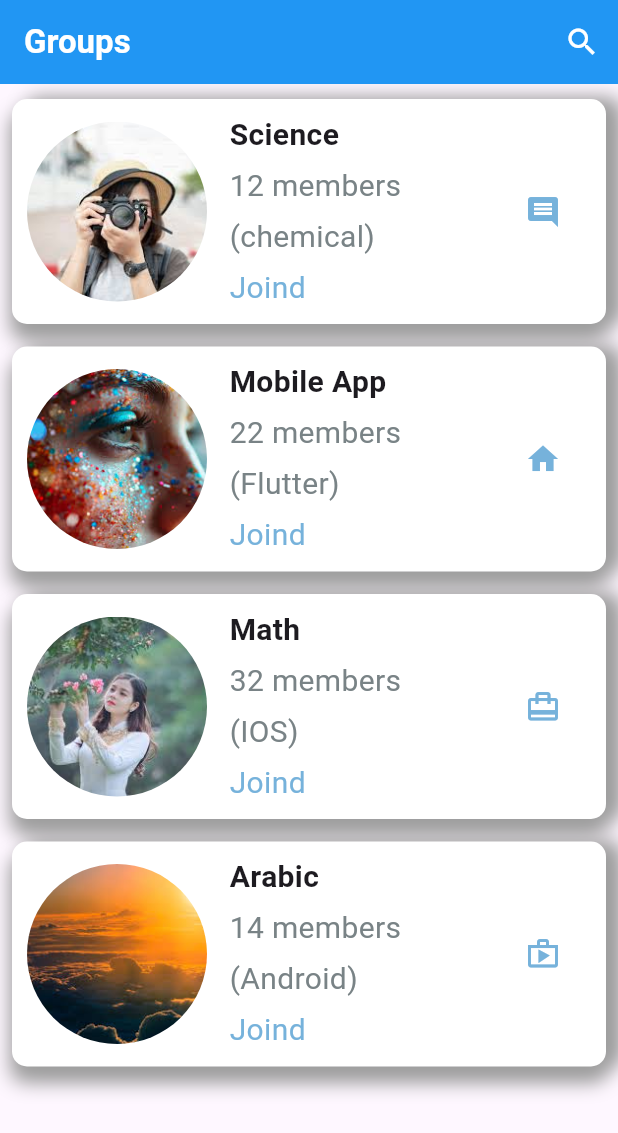
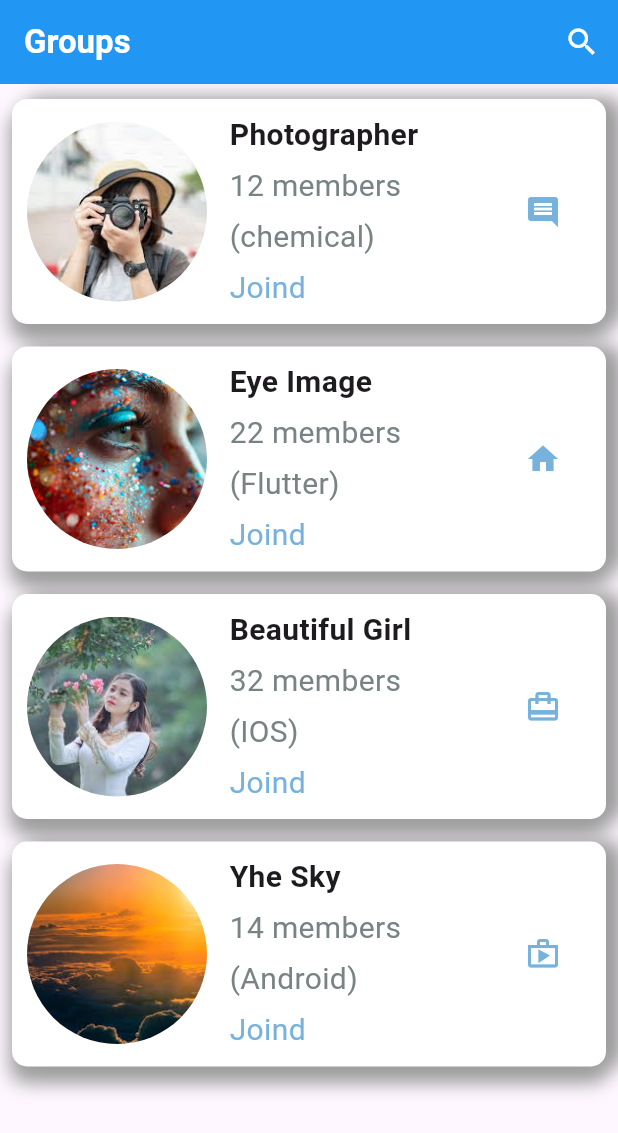
Before and after one commit to MohamedAliShaltoot/Task-1-Flutter, a Flutter app: the screen it shows after launch, on a phone screen of 412 x 824 dp. Shown: the top 1133 px of the screen. Run offline on Flutter 3.47's test engine with Material 3 defaults, Android fonts, the phone set to English and light mode, and no system bars.

Commit message:
changing the description of the image to be suited

```diff
--- a/lib/homeScreen.dart
+++ b/lib/homeScreen.dart
@@ -4,7 +4,7 @@ class HomeScreen extends StatelessWidget {
   HomeScreen({super.key});
   List<Map<String, dynamic>> list = [
     {
-      "name": "Science",
+      "name": "Photographer",
       "count": "12",
       "type": "(chemical)",
       "word": "Joind",
@@ -13,7 +13,7 @@ class HomeScreen extends StatelessWidget {
       "image": "assets/images/p1.jpeg"
     },
     {
-      "name": "Mobile App",
+      "name": "Eye Image",
       "count": "22",
       "type": "(Flutter)",
       "word": "Joind",
@@ -21,7 +21,7 @@ class HomeScreen extends StatelessWidget {
       "image": "assets/images/p2.jpeg"
     },
     {
-      "name": "Math",
+      "name": "Beautiful Girl",
       "count": "32",
       "type": "(IOS)",
       "word": "Joind",
@@ -30,7 +30,7 @@ class HomeScreen extends StatelessWidget {
       "image": "assets/images/p3.jpeg"
     },
     {
-      "name": "Arabic",
+      "name": "Yhe Sky",
       "count": "14",
       "type": "(Android)",
       "word": "Joind",
```
